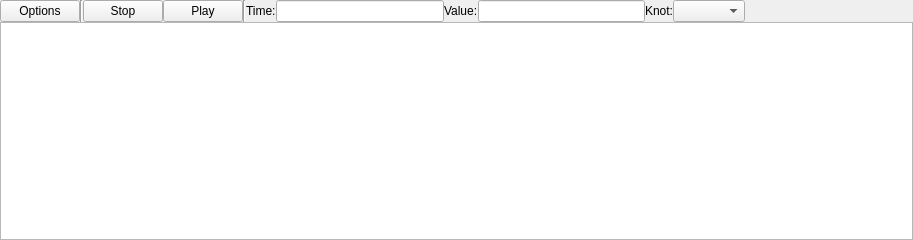
Qt form src/editor/ui/curve/curveeditorwidget.ui (caiwan/Grafkit) before a commit.
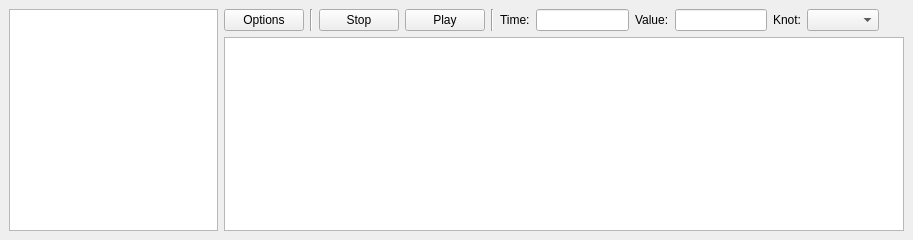
The same form after that commit.

Diff of the .ui file:
```diff
--- a/src/editor/ui/curve/curveeditorwidget.ui
+++ b/src/editor/ui/curve/curveeditorwidget.ui
@@ -12,7 +12,7 @@
   </property>
   <property name="minimumSize">
    <size>
-    <width>558</width>
+    <width>730</width>
     <height>240</height>
    </size>
   </property>
@@ -20,24 +20,14 @@
    <string>Curve Editor</string>
   </property>
   <widget class="QWidget" name="dockWidgetContents">
+   <layout class="QHBoxLayout" name="horizontalLayout_2">
+    <item>
+     <widget class="QTreeView" name="treeView"/>
+    </item>
+    <item>
    <layout class="QVBoxLayout" name="verticalLayout">
-    <property name="spacing">
-     <number>0</number>
-    </property>
-    <property name="leftMargin">
-     <number>0</number>
-    </property>
-    <property name="topMargin">
-     <number>0</number>
-    </property>
-    <property name="rightMargin">
-     <number>0</number>
-    </property>
-    <property name="bottomMargin">
-     <number>0</number>
-    </property>
     <item>
-     <layout class="QHBoxLayout" name="horizontalLayout">
+       <layout class="QHBoxLayout" name="horizontalLayout" stretch="1,4,0,0,0,0,0,0,0,0,0,0">
       <item>
        <widget class="QPushButton" name="btn_playbackOptions">
         <property name="text">
@@ -130,6 +120,8 @@
        <set>QPainter::TextAntialiasing</set>
       </property>
      </widget>
+      </item>
+     </layout>
     </item>
    </layout>
   </widget>
```
Lines whose indentation alone changed are shown as unchanged.
